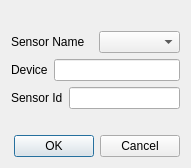
Before: the Qt Designer form src/nidas/apps/config/AddSensorComboDialog.ui in NCAR/nidas, drawn with Qt 5.
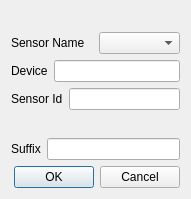
After: the same form once the commit is applied.

```diff
--- a/src/nidas/apps/config/AddSensorComboDialog.ui
+++ b/src/nidas/apps/config/AddSensorComboDialog.ui
@@ -1,12 +1,12 @@
 <ui version="4.0" >
  <class>config::AddSensorComboDialog</class>
- <widget class="QDialog" name="config::AddSensorComboDialog" >
-  <property name="geometry" >
+ <widget class="QDialog" name="config::AddSensorComboDialog">
+  <property name="geometry">
    <rect>
     <x>0</x>
     <y>0</y>
     <width>191</width>
-    <height>168</height>
+    <height>199</height>
    </rect>
   </property>
   <property name="windowTitle" >
@@ -112,6 +112,20 @@
        </property>
       </spacer>
      </item>
+     <item>
+      <layout class="QHBoxLayout" name="suffixLayout">
+       <item>
+        <widget class="QLabel" name="SuffixLabel">
+         <property name="text">
+          <string>Suffix</string>
+         </property>
+        </widget>
+       </item>
+       <item>
+        <widget class="QLineEdit" name="SuffixText"/>
+       </item>
+      </layout>
+     </item>
     </layout>
    </item>
    <item>
```
Left out of the diff: 77 changed lines with no effect on the pictures.
